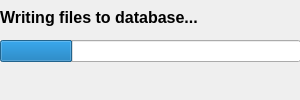
Above: src/PAW_GUI/loadingplaylists.ui from CapitanMurasa/PerfectAudioWorks before the change. Below: the same form after it.
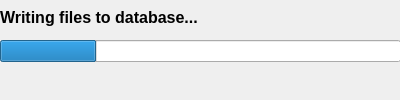
That is the form after the change.

Commit message: updates in database structure + ui changes

```diff
--- a/src/PAW_GUI/loadingplaylists.ui
+++ b/src/PAW_GUI/loadingplaylists.ui
@@ -6,19 +6,19 @@
    <rect>
     <x>0</x>
     <y>0</y>
-    <width>300</width>
+    <width>400</width>
     <height>100</height>
    </rect>
   </property>
   <property name="minimumSize">
    <size>
-    <width>300</width>
+    <width>400</width>
     <height>100</height>
    </size>
   </property>
   <property name="maximumSize">
    <size>
-    <width>300</width>
+    <width>400</width>
     <height>100</height>
    </size>
   </property>
@@ -30,7 +30,7 @@
     <rect>
      <x>0</x>
      <y>0</y>
-     <width>301</width>
+     <width>401</width>
      <height>101</height>
     </rect>
    </property>
```
The commit also changes 2 other files.
